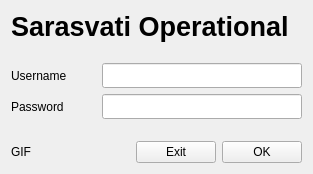
Above: view/login.ui from zenaki/Kuproy-1 before the change. Below: the same form after it.
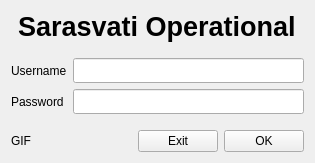
That is the form after the change. Icons and pictures are not drawn.

Commit message: siap tarik data dari dendy

The edit to the form file:
```diff
--- a/view/login.ui
+++ b/view/login.ui
@@ -2,12 +2,15 @@
 <ui version="4.0">
  <class>Login</class>
  <widget class="QWidget" name="Login">
+  <property name="enabled">
+   <bool>true</bool>
+  </property>
   <property name="geometry">
    <rect>
     <x>0</x>
     <y>0</y>
-    <width>313</width>
-    <height>174</height>
+    <width>315</width>
+    <height>163</height>
    </rect>
   </property>
   <property name="windowTitle">
@@ -22,6 +25,19 @@
     <layout class="QVBoxLayout" name="verticalLayout_1">
      <item>
       <layout class="QHBoxLayout" name="horizontalLayout_1">
+       <item>
+        <spacer name="horizontalSpacer_2">
+         <property name="orientation">
+          <enum>Qt::Horizontal</enum>
+         </property>
+         <property name="sizeHint" stdset="0">
+          <size>
+           <width>40</width>
+           <height>20</height>
+          </size>
+         </property>
+        </spacer>
+       </item>
        <item>
         <widget class="QLabel" name="lblTitle">
          <property name="maximumSize">
@@ -58,7 +74,7 @@
       </layout>
      </item>
      <item>
-      <spacer name="verticalSpacer_2">
+      <spacer name="verticalSpacer">
        <property name="orientation">
         <enum>Qt::Vertical</enum>
        </property>
@@ -71,66 +87,22 @@
       </spacer>
      </item>
      <item>
-      <layout class="QHBoxLayout" name="horizontalLayout_2">
-       <item>
-        <layout class="QVBoxLayout" name="verticalLayout_2">
-         <item>
-          <layout class="QHBoxLayout" name="horizontalLayout_3">
-           <item>
-            <widget class="QLabel" name="lblUsername">
-             <property name="text">
-              <string>Username</string>
-             </property>
-            </widget>
-           </item>
-           <item>
-            <spacer name="horizontalSpacer_5">
-             <property name="orientation">
-              <enum>Qt::Horizontal</enum>
-             </property>
-             <property name="sizeHint" stdset="0">
-              <size>
-               <width>40</width>
-               <height>20</height>
-              </size>
-             </property>
-            </spacer>
-           </item>
-           <item>
-            <widget class="QLineEdit" name="leUsername">
-             <property name="minimumSize">
-              <size>
-               <width>200</width>
-               <height>25</height>
-              </size>
-             </property>
-            </widget>
-           </item>
-          </layout>
-         </item>
-         <item>
-          <layout class="QHBoxLayout" name="horizontalLayout_4">
-           <item>
+      <layout class="QGridLayout" name="gridLayout_3">
+       <item row="1" column="0">
             <widget class="QLabel" name="lblPassword">
              <property name="text">
               <string>Password</string>
              </property>
             </widget>
            </item>
-           <item>
-            <spacer name="horizontalSpacer_6">
-             <property name="orientation">
-              <enum>Qt::Horizontal</enum>
-             </property>
-             <property name="sizeHint" stdset="0">
-              <size>
-               <width>40</width>
-               <height>20</height>
-              </size>
-             </property>
-            </spacer>
-           </item>
-           <item>
+       <item row="0" column="0">
+        <widget class="QLabel" name="lblUsername">
+         <property name="text">
+          <string>Username</string>
+         </property>
+        </widget>
+       </item>
+       <item row="1" column="1">
             <widget class="QLineEdit" name="lePassword">
              <property name="minimumSize">
               <size>
@@ -143,14 +115,20 @@
              </property>
             </widget>
            </item>
-          </layout>
-         </item>
-        </layout>
+       <item row="0" column="1">
+        <widget class="QLineEdit" name="leUsername">
+         <property name="minimumSize">
+          <size>
+           <width>200</width>
+           <height>25</height>
+          </size>
+         </property>
+        </widget>
        </item>
       </layout>
      </item>
      <item>
-      <spacer name="verticalSpacer">
+      <spacer name="verticalSpacer_2">
        <property name="orientation">
         <enum>Qt::Vertical</enum>
        </property>
```
Left out of the diff: 6 changed lines with no effect on the pictures. Lines whose indentation alone changed are shown as unchanged.
